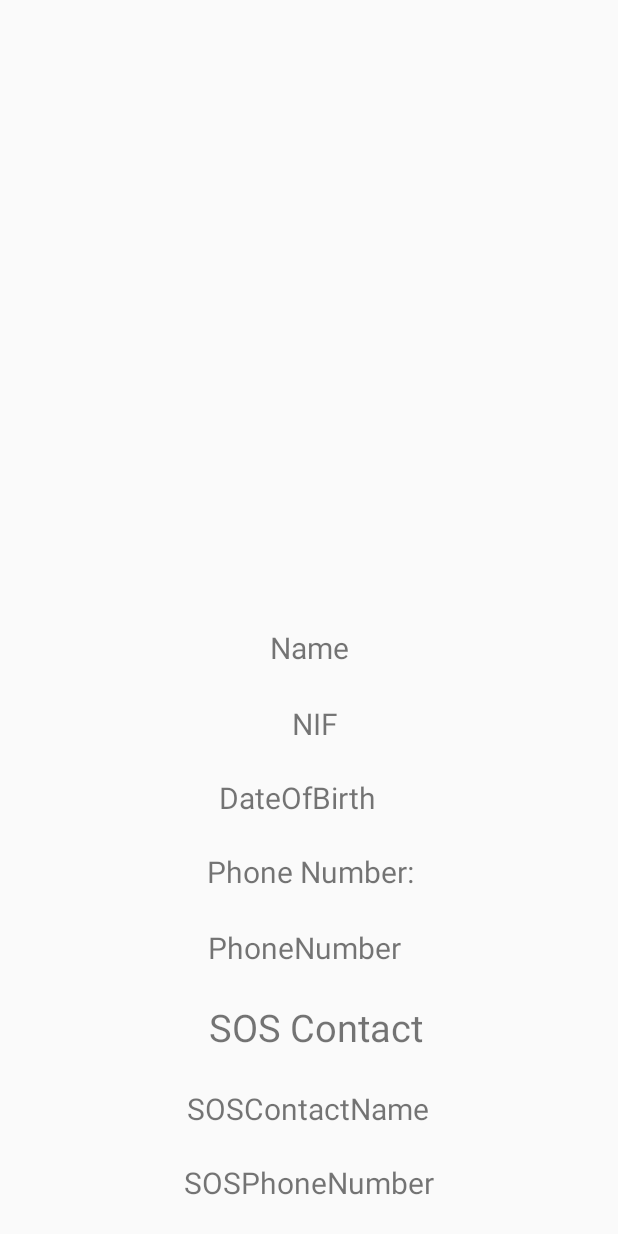
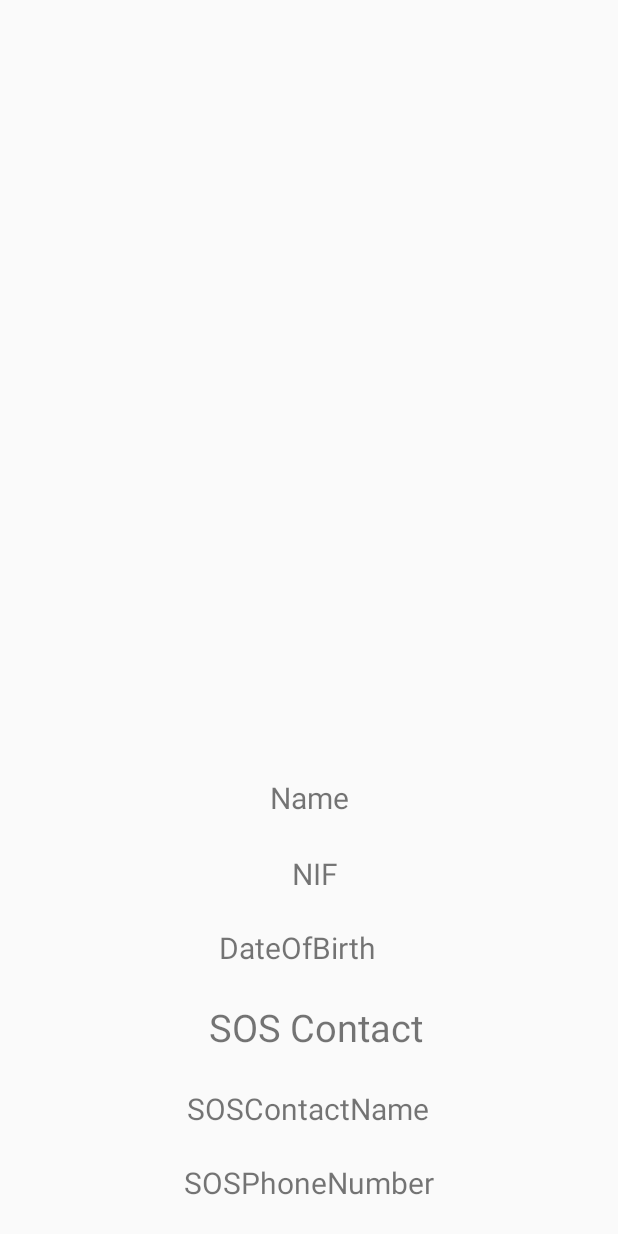
Before and after one commit to isel-leic-sds/sds-mobile-app, an Android app: the ProfileActivity screen opened directly, with no data from a screen before it, on a phone screen of 412 x 824 dp. Run offline under Robolectric (Android 15) with nearby library versions, the phone set to English and light mode, and no system bars; 4 statements that could not run were skipped.

Commit message:
BUGFIX: Fix strings and layouts

```diff
--- a/app/src/main/java/com/isel/ps/sds/view/BaseViewModel.kt
+++ b/app/src/main/java/com/isel/ps/sds/view/BaseViewModel.kt
@@ -8,12 +8,12 @@ import androidx.lifecycle.MutableLiveData
 abstract class BaseViewModel(app: Application) : AndroidViewModel(app) {
 
     val isLoading = MutableLiveData<Boolean>()
-    private val error = MutableLiveData<Exception>()
+    val error = MutableLiveData<Exception>()
 
     fun provideLoadingState(): LiveData<Boolean> = isLoading
     fun provideErrors(): LiveData<Exception> = error
 
-    fun error(value: Exception) {
+    fun setError(value: Exception) {
         error.value = value
         isLoading.value = false
     }
--- a/app/src/main/java/com/isel/ps/sds/view/login/LoginActivity.kt
+++ b/app/src/main/java/com/isel/ps/sds/view/login/LoginActivity.kt
@@ -4,7 +4,6 @@ import android.content.Intent
 import android.os.Bundle
 import android.view.View
 import android.widget.Toast
-import androidx.core.content.ContextCompat
 import androidx.lifecycle.Observer
 import com.isel.ps.sds.R
 import com.isel.ps.sds.view.BaseActivity
@@ -30,7 +29,7 @@ class LoginActivity : BaseActivity<LoginViewModel>() {
         })
 
         viewModel.getErrorMessage().observe(this, Observer<String> {
-            Toast.makeText(this, "Login failed. Try Again!: $it", Toast.LENGTH_LONG).show()
+            Toast.makeText(this, getString(R.string.loginFailedMessage), Toast.LENGTH_LONG).show()
         })
 
         loginButton.setOnClickListener {
--- a/app/src/main/res/layout/activity_profile.xml
+++ b/app/src/main/res/layout/activity_profile.xml
@@ -41,19 +41,9 @@
             app:layout_constraintTop_toBottomOf="@+id/personNif" android:layout_marginEnd="16dp"
             android:layout_marginBottom="22dp"
             app:layout_constraintEnd_toEndOf="parent"
-            app:layout_constraintBottom_toTopOf="@+id/phoneNumberLabel" app:layout_constraintStart_toStartOf="parent"
-            app:layout_constraintHorizontal_bias="0.5"/>
-    <TextView
-            android:text="PhoneNumber"
-            android:layout_width="wrap_content"
-            android:layout_height="wrap_content"
-            android:textSize="20dp"
-            android:id="@+id/personPhoneNumber"
-            app:layout_constraintTop_toBottomOf="@+id/phoneNumberLabel" android:layout_marginEnd="6dp"
-            android:layout_marginBottom="22dp"
-            app:layout_constraintEnd_toEndOf="parent"
             app:layout_constraintBottom_toTopOf="@+id/sosContactLabel" app:layout_constraintStart_toStartOf="parent"
             app:layout_constraintHorizontal_bias="0.5"/>
+
     <TextView
             android:text="@string/sos_contact"
             android:layout_width="wrap_content"
@@ -61,7 +51,8 @@
             android:textSize="25dp"
             android:id="@+id/sosContactLabel"
             app:layout_constraintStart_toStartOf="parent"
-            android:layout_marginStart="9dp" app:layout_constraintTop_toBottomOf="@+id/personPhoneNumber"
+            android:layout_marginStart="9dp"
+            app:layout_constraintTop_toBottomOf="@+id/personDateOfBirth"
             android:layout_marginBottom="23dp" app:layout_constraintBottom_toTopOf="@+id/personSosContactName"
             app:layout_constraintHorizontal_bias="0.5" app:layout_constraintEnd_toEndOf="parent"/>
     <TextView
@@ -84,14 +75,5 @@
             app:layout_constraintTop_toBottomOf="@+id/personSosContactName" android:layout_marginBottom="22dp"
             app:layout_constraintEnd_toEndOf="parent" app:layout_constraintStart_toStartOf="parent"
             app:layout_constraintBottom_toBottomOf="parent" app:layout_constraintHorizontal_bias="0.5"/>
-    <TextView
-            android:text="@string/phone_number"
-            android:layout_width="wrap_content"
-            android:layout_height="wrap_content"
-            android:textSize="20dp"
-            android:id="@+id/phoneNumberLabel"
-            app:layout_constraintStart_toStartOf="parent"
-            android:layout_marginStart="2dp" app:layout_constraintTop_toBottomOf="@+id/personDateOfBirth"
-            android:layout_marginBottom="23dp" app:layout_constraintBottom_toTopOf="@+id/personPhoneNumber"
-            app:layout_constraintHorizontal_bias="0.5" app:layout_constraintEnd_toEndOf="parent"/>
+
 </androidx.constraintlayout.widget.ConstraintLayout>
--- a/app/src/main/res/values/strings.xml
+++ b/app/src/main/res/values/strings.xml
@@ -30,6 +30,7 @@
     <string name="sds_title_short">SDS (DHS)</string>
     <string name="sds_title_long">Digital Health System</string>
     <string name="sds_title_long_caps">DIGITAL HEALTH SYSTEM</string>
+    <string name="quizFailedMessage">The quiz has not been successfully submitted. Please try again!</string>
 
     <!--Menu-->
     <string name="profile_desc" translatable="false">Profile</string>
@@ -37,6 +38,7 @@
     <string name="alert_settings_desc" translatable="false">Alert Settings</string>
 	<string name="submitQuiz">The quiz has been successfully submitted!</string>
 	<string name="historical_clinic">Historical Clinic</string>
+    <string name="loginFailedMessage">Login failed. Try Again!</string>
 
 	<!--Profil-->
     <!--Daily-->
```
Also changed, not shown: app/src/main/java/com/isel/ps/sds/DhsRepository.kt (+4 -6 lines), app/src/main/java/com/isel/ps/sds/view/quiz/QuizActivity.kt (+13 -0 lines), app/src/main/java/com/isel/ps/sds/view/quiz/QuizViewModel.kt (+5 -2 lines), 1 other file.
